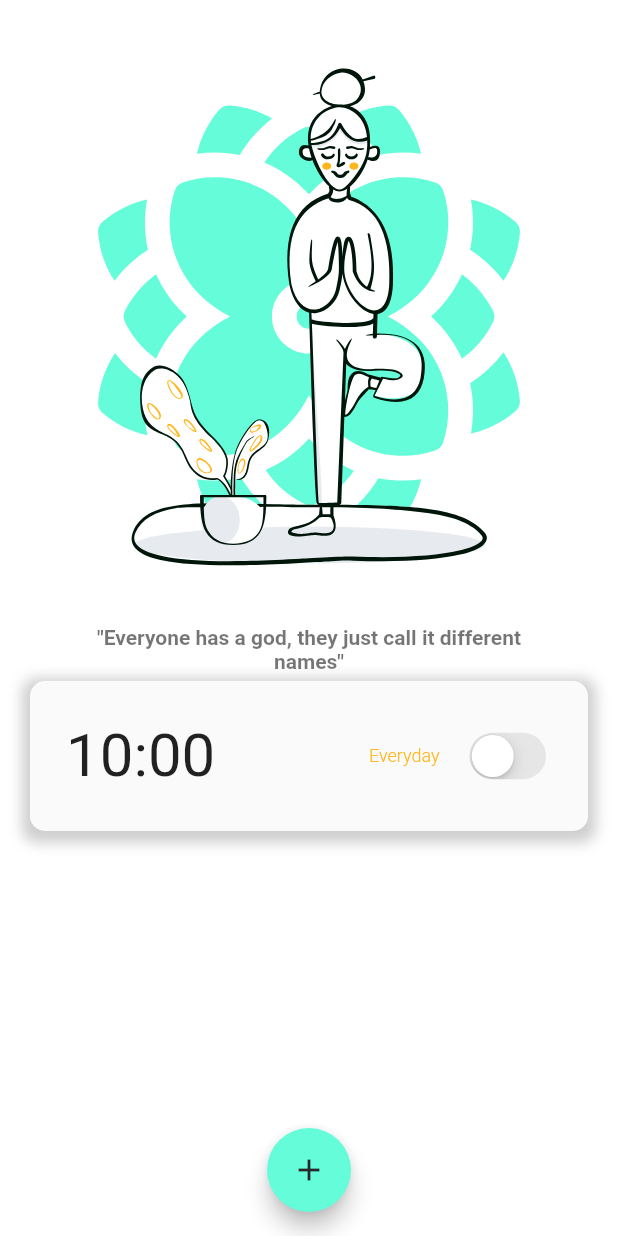
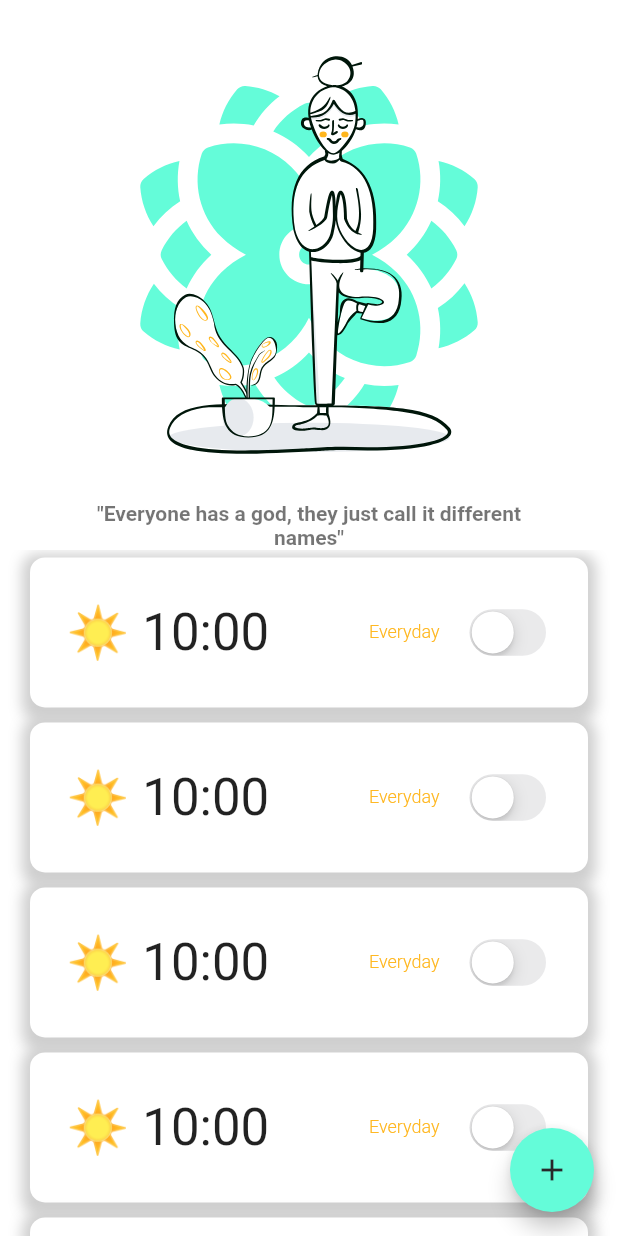
Before and after one commit to motivado-app/app, a Flutter app: the MotivationHomeScreen screen opened by its route, on a phone screen of 412 x 824 dp. Run offline on Flutter 3.47's test engine with Material 2 defaults, Android fonts, the phone set to English and light mode, and no system bars; our stand-ins replace firebase_auth, firebase_core, flutter_svg, otp_text_field; accounts and stored records are empty.

Commit message:
SDK level reaised and UI emoji implemented

```diff
--- a/lib/screens/motivation_home_screen.dart
+++ b/lib/screens/motivation_home_screen.dart
@@ -30,7 +30,7 @@ class _MotivationHomeScreenState extends State<MotivationHomeScreen> {
 
     return Scaffold(
       backgroundColor: Colors.white,
-      floatingActionButtonLocation: FloatingActionButtonLocation.centerFloat,
+      // floatingActionButtonLocation: FloatingActionButtonLocation.,
       floatingActionButton: FloatingActionButton(
         backgroundColor: Theme.of(context).focusColor,
         onPressed: () {},
@@ -50,7 +50,7 @@ class _MotivationHomeScreenState extends State<MotivationHomeScreen> {
             padding: const EdgeInsets.fromLTRB(0, 5, 0, 0),
             child: SvgPicture.asset(
               'assets/images/welcome.svg',
-              height: _screenHeight * 0.5,
+              height: _screenHeight * 0.4,
             ),
           ),
           Container(
@@ -64,12 +64,12 @@ class _MotivationHomeScreenState extends State<MotivationHomeScreen> {
             ),
           ),
           Container(
-            height: _screenHeight * 0.48,
+            height: _screenHeight * 0.58,
             child: ListView.builder(
               itemBuilder: (ctx, idx) {
                 return MotivationAlarmTile(_alarmStatus, _setAlarm);
               },
-              itemCount: 1,
+              itemCount: 10,
             ),
           ),
         ],
--- a/lib/widgets/motivation_alarm_tile.dart
+++ b/lib/widgets/motivation_alarm_tile.dart
@@ -23,7 +23,7 @@ class MotivationAlarmTile extends StatelessWidget {
             offset: const Offset(0, 3), // changes position of shadow
           ),
         ],
-        color: Theme.of(context).canvasColor,
+        color: Colors.white,
         borderRadius: const BorderRadius.only(
           topLeft: Radius.circular(10),
           topRight: Radius.circular(10),
@@ -34,8 +34,8 @@ class MotivationAlarmTile extends StatelessWidget {
       child: Center(
         child: ListTile(
           leading: const Text(
-            '10:00',
-            style: TextStyle(fontSize: 40),
+            '☀️ 10:00',
+            style: TextStyle(fontSize: 34),
           ),
           title: Text(
             'Everyday',
```
Also changed, not shown: 1 other file.
